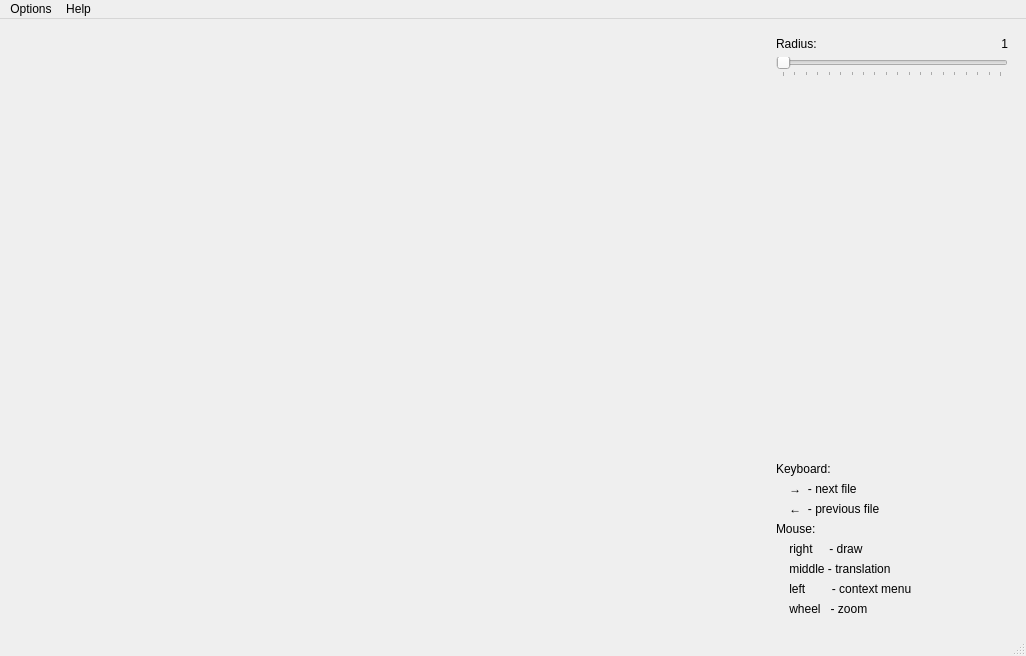
The window that mainwindow.ui (pi-null-mezon/QDSTool) describes before a commit, drawn with Qt 5.
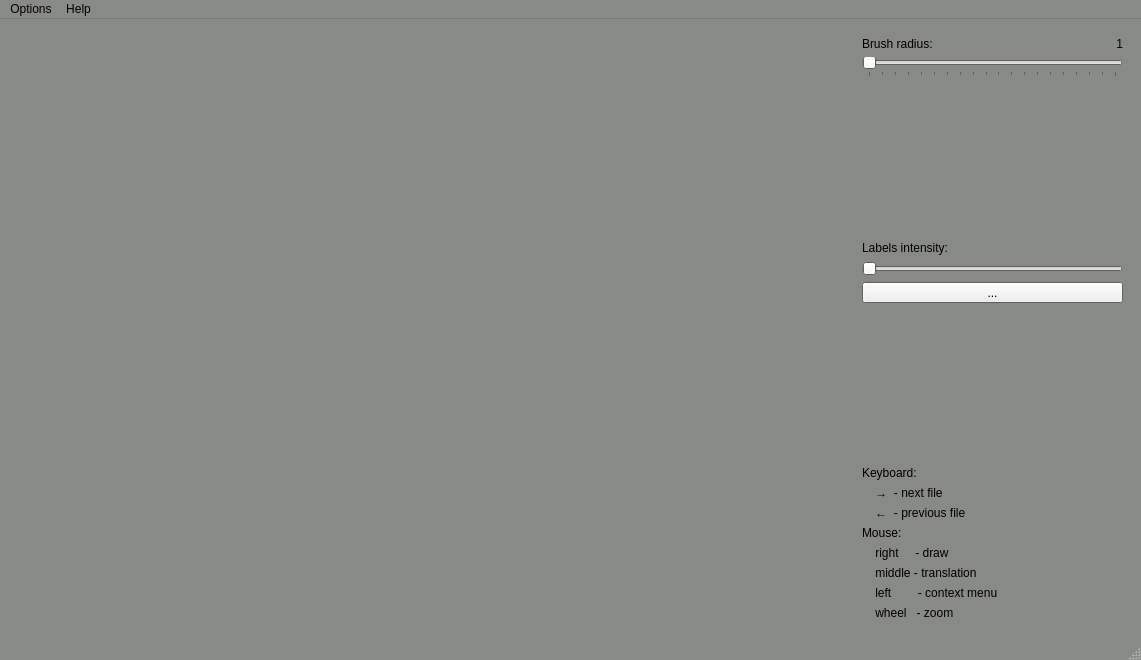
The same window after the commit. Icons and pictures are not drawn. Custom widgets are drawn as their Qt base class.

```diff
--- a/mainwindow.ui
+++ b/mainwindow.ui
@@ -6,10 +6,74 @@
    <rect>
     <x>0</x>
     <y>0</y>
-    <width>1026</width>
-    <height>656</height>
+    <width>1141</width>
+    <height>660</height>
    </rect>
   </property>
+  <property name="palette">
+   <palette>
+    <active>
+     <colorrole role="Base">
+      <brush brushstyle="SolidPattern">
+       <color alpha="255">
+        <red>211</red>
+        <green>215</green>
+        <blue>207</blue>
+       </color>
+      </brush>
+     </colorrole>
+     <colorrole role="Window">
+      <brush brushstyle="SolidPattern">
+       <color alpha="255">
+        <red>136</red>
+        <green>138</green>
+        <blue>133</blue>
+       </color>
+      </brush>
+     </colorrole>
+    </active>
+    <inactive>
+     <colorrole role="Base">
+      <brush brushstyle="SolidPattern">
+       <color alpha="255">
+        <red>211</red>
+        <green>215</green>
+        <blue>207</blue>
+       </color>
+      </brush>
+     </colorrole>
+     <colorrole role="Window">
+      <brush brushstyle="SolidPattern">
+       <color alpha="255">
+        <red>136</red>
+        <green>138</green>
+        <blue>133</blue>
+       </color>
+      </brush>
+     </colorrole>
+    </inactive>
+    <disabled>
+     <colorrole role="Base">
+      <brush brushstyle="SolidPattern">
+       <color alpha="255">
+        <red>136</red>
+        <green>138</green>
+        <blue>133</blue>
+       </color>
+      </brush>
+     </colorrole>
+     <colorrole role="Window">
+      <brush brushstyle="SolidPattern">
+       <color alpha="255">
+        <red>136</red>
+        <green>138</green>
+        <blue>133</blue>
+       </color>
+      </brush>
+     </colorrole>
+    </disabled>
+   </palette>
+  </property>
   <property name="windowTitle">
    <string>MainWindow</string>
   </property>
@@ -20,6 +84,43 @@
       <item>
        <widget class="QImageWidget" name="widget" native="true">
         <layout class="QVBoxLayout" name="verticalLayout_3">
+         <item>
+          <widget class="QLabel" name="curentlblLabel">
+           <property name="palette">
+            <palette>
+             <active>
+              <colorrole role="WindowText">
+               <brush brushstyle="SolidPattern">
+                <color alpha="255">
+                 <red>238</red>
+                 <green>238</green>
+                 <blue>236</blue>
+                </color>
+               </brush>
+              </colorrole>
+             </active>
+             <inactive>
+              <colorrole role="WindowText">
+               <brush brushstyle="SolidPattern">
+                <color alpha="255">
+                 <red>238</red>
+                 <green>238</green>
+                 <blue>236</blue>
+                </color>
+               </brush>
+              </colorrole>
+             </inactive>
+             <disabled/>
+            </palette>
+           </property>
+           <property name="text">
+            <string/>
+           </property>
+           <property name="alignment">
+            <set>Qt::AlignCenter</set>
+           </property>
+          </widget>
+         </item>
          <item>
           <spacer name="verticalSpacer_2">
            <property name="orientation">
@@ -51,7 +152,7 @@
       </item>
       <item>
        <widget class="QWidget" name="widget_2" native="true">
-        <layout class="QVBoxLayout" name="verticalLayout_2">
+        <layout class="QVBoxLayout" name="verticalLayout_6" stretch="1,10,1,0,10,1,1">
          <item>
           <layout class="QVBoxLayout" name="verticalLayout">
            <item>
@@ -59,7 +160,7 @@
              <item>
               <widget class="QLabel" name="radius_label">
                <property name="text">
-                <string>Radius:</string>
+                <string>Brush radius:</string>
                </property>
               </widget>
              </item>
@@ -113,6 +214,55 @@
           </spacer>
          </item>
          <item>
+          <layout class="QVBoxLayout" name="verticalLayout_5">
+           <item>
+            <widget class="QLabel" name="label_9">
+             <property name="text">
+              <string>Labels intensity:</string>
+             </property>
+            </widget>
+           </item>
+           <item>
+            <widget class="QSlider" name="intensitySlider">
+             <property name="maximum">
+              <number>255</number>
+             </property>
+             <property name="orientation">
+              <enum>Qt::Horizontal</enum>
+             </property>
+            </widget>
+           </item>
+          </layout>
+         </item>
+         <item>
+          <widget class="QToolButton" name="toolButton">
+           <property name="sizePolicy">
+            <sizepolicy hsizetype="Expanding" vsizetype="Fixed">
+             <horstretch>0</horstretch>
+             <verstretch>0</verstretch>
+            </sizepolicy>
+           </property>
+           <property name="text">
+            <string>...</string>
+           </property>
+          </widget>
+         </item>
+         <item>
+          <spacer name="verticalSpacer_4">
+           <property name="orientation">
+            <enum>Qt::Vertical</enum>
+           </property>
+           <property name="sizeHint" stdset="0">
+            <size>
+             <width>20</width>
+             <height>40</height>
+            </size>
+           </property>
+          </spacer>
+         </item>
+         <item>
+          <layout class="QVBoxLayout" name="verticalLayout_2">
+           <item>
           <widget class="QLabel" name="label_3">
            <property name="text">
             <string>Keyboard:</string>
@@ -133,6 +283,10 @@
            </property>
           </widget>
          </item>
+          </layout>
+         </item>
+         <item>
+          <layout class="QVBoxLayout" name="verticalLayout_4">
          <item>
           <widget class="QLabel" name="label_4">
            <property name="text">
@@ -169,6 +323,8 @@
           </widget>
          </item>
         </layout>
+         </item>
+        </layout>
        </widget>
       </item>
      </layout>
@@ -180,7 +336,7 @@
     <rect>
      <x>0</x>
      <y>0</y>
-     <width>1026</width>
+     <width>1141</width>
      <height>22</height>
     </rect>
    </property>
```
Left out of the diff: 2 changed lines with no effect on the pictures. Lines whose indentation alone changed are shown as unchanged.
